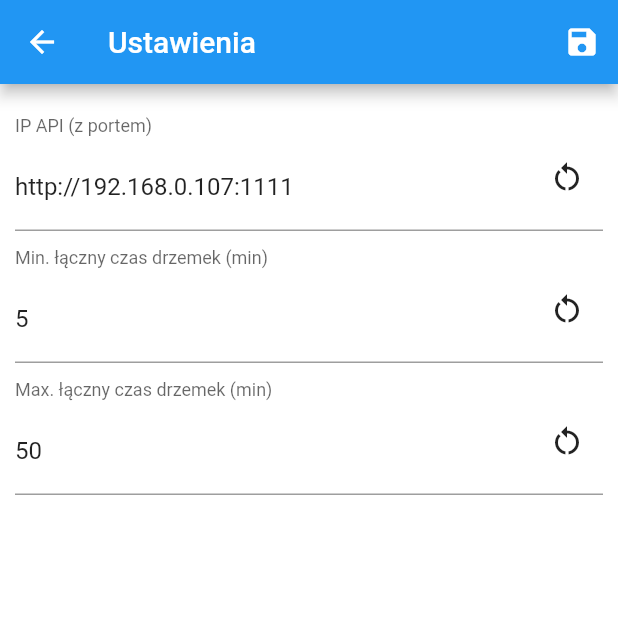
After one commit to Arciiix/Buzzine, a Flutter app: the screen it shows after launch, after a tap on "Zmień ustawienia", on a phone screen of 412 x 824 dp, the top half of it. The commit adds this screen. Run offline on Flutter 3.47's test engine with Material 2 defaults, Android fonts, the light colour scheme and no system bars; our stand-ins replace carousel_slider, shared_preferences.

Commit message:
Settings screen (mobile)

```diff
--- a/mobile/lib/screens/alarm_form.dart
+++ b/mobile/lib/screens/alarm_form.dart
@@ -5,6 +5,7 @@ import 'package:buzzine/types/Audio.dart';
 import 'package:buzzine/types/Repeat.dart';
 import 'package:buzzine/utils/formatting.dart';
 import "package:flutter/material.dart";
+import 'package:shared_preferences/shared_preferences.dart';
 
 class AlarmForm extends StatefulWidget {
   final Alarm? baseAlarm;
@@ -35,6 +36,9 @@ class _AlarmFormState extends State<AlarmForm> {
 
   bool _isRepeating = false;
   Repeat _repeat = Repeat();
+
+  int _minTotalSnoozeLengthValue = 5;
+  int _maxTotalSnoozeLengthValue = 60;
 
   void getTime() async {
     final TimeOfDay? timePickerResponse = await showTimePicker(
@@ -109,6 +113,28 @@ class _AlarmFormState extends State<AlarmForm> {
     }
   }
 
+  void fetchMinAndMaxTotalSnoozeLengthValue() async {
+    SharedPreferences _prefs = await SharedPreferences.getInstance();
+    int minTotalSnoozeLengthValue =
+        _prefs.getInt("MIN_TOTAL_SNOOZE_TIME_VALUE") ?? 5;
+    int maxTotalSnoozeLengthValue =
+        _prefs.getInt("MAX_TOTAL_SNOOZE_TIME_VALUE") ?? 60;
+
+    //If the min (or max) value of snooze is higher (lower) than the currently set one, change it to the current value - avoid getting an val < min (val > max) error
+    setState(() {
+      _minTotalSnoozeLengthValue =
+          ((_maxTotalSnoozeLength ?? minTotalSnoozeLengthValue) <
+                  minTotalSnoozeLengthValue
+              ? _maxTotalSnoozeLength
+              : minTotalSnoozeLengthValue)!;
+      _maxTotalSnoozeLengthValue =
+          ((_maxTotalSnoozeLength ?? maxTotalSnoozeLengthValue) >
+                  maxTotalSnoozeLengthValue
+              ? _maxTotalSnoozeLength
+              : maxTotalSnoozeLengthValue)!;
+    });
+  }
+
   @override
   void initState() {
     super.initState();
@@ -126,6 +152,7 @@ class _AlarmFormState extends State<AlarmForm> {
       _repeat = widget.baseAlarm?.repeat ?? Repeat();
     }
     calculateRemainingTime();
+    fetchMinAndMaxTotalSnoozeLengthValue();
   }
 
   @override
@@ -235,8 +262,8 @@ class _AlarmFormState extends State<AlarmForm> {
                                     "Maksymalny łączny czas drzemek",
                                   )),
                               Slider(
-                                min: 5,
-                                max: 30,
+                                min: _minTotalSnoozeLengthValue.toDouble(),
+                                max: _maxTotalSnoozeLengthValue.toDouble(),
                                 onChanged: (double value) {
                                   setState(() {
                                     _maxTotalSnoozeLength = value.toInt();
--- a/mobile/lib/screens/home_page.dart
+++ b/mobile/lib/screens/home_page.dart
@@ -4,6 +4,7 @@ import 'package:buzzine/globalData.dart';
 import 'package:buzzine/screens/alarm_list.dart';
 import 'package:buzzine/screens/audio_manager.dart';
 import 'package:buzzine/screens/loading.dart';
+import 'package:buzzine/screens/settings.dart';
 import 'package:buzzine/types/Alarm.dart';
 import 'package:flutter/material.dart';
 
@@ -30,6 +31,11 @@ class _HomePageState extends State<HomePage> {
   void navigateToAudioManager() {
     Navigator.of(context).push(MaterialPageRoute(
         builder: (context) => const AudioManager(selectAudio: false)));
+  }
+
+  void navigateToSettings() {
+    Navigator.of(context)
+        .push(MaterialPageRoute(builder: (context) => const Settings()));
   }
 
   @override
@@ -135,7 +141,27 @@ class _HomePageState extends State<HomePage> {
                                         const Text("Ilość audio",
                                             style: TextStyle(fontSize: 24))
                                       ],
-                                    )))
+                                    ))),
+                            const Padding(
+                                padding: EdgeInsets.all(5),
+                                child: Text("⚙️ Ustawienia",
+                                    style: TextStyle(
+                                        fontSize: 24, color: Colors.white))),
+                            InkWell(
+                                onTap: navigateToSettings,
+                                child: Container(
+                                    width:
+                                        MediaQuery.of(context).size.width * 0.9,
+                                    height: 50,
+                                    padding: const EdgeInsets.all(10),
+                                    margin: const EdgeInsets.all(5),
+                                    decoration: BoxDecoration(
+                                      color: Colors.white,
+                                      borderRadius: BorderRadius.circular(5),
+                                    ),
+                                    child: const Center(
+                                        child: Text("Zmień ustawienia",
+                                            style: TextStyle(fontSize: 24)))))
                           ],
                         ),
                       )))));
--- /dev/null
+++ b/mobile/lib/screens/settings.dart
@@ -0,0 +1,168 @@
+import "package:flutter/material.dart";
+import 'package:flutter/services.dart';
+import 'package:shared_preferences/shared_preferences.dart';
+
+class Settings extends StatefulWidget {
+  const Settings({Key? key}) : super(key: key);
+
+  @override
+  _SettingsState createState() => _SettingsState();
+}
+
+class _SettingsState extends State<Settings> {
+  bool _isLoaded = false;
+  late final SharedPreferences _prefsInstance;
+
+  final GlobalKey<FormState> _formKey = GlobalKey<FormState>();
+
+  TextEditingController _minTotalSnoozeTimeValueController =
+      TextEditingController();
+  TextEditingController _maxTotalSnoozeTimeValueController =
+      TextEditingController();
+  TextEditingController _APIServerIPController = TextEditingController();
+
+  @override
+  void initState() {
+    fetchSettings();
+  }
+
+  Future<void> fetchSettings() async {
+    _prefsInstance = await SharedPreferences.getInstance();
+
+    setState(() {
+      _isLoaded = true;
+      _minTotalSnoozeTimeValueController.text =
+          (_prefsInstance.getInt('MIN_TOTAL_SNOOZE_TIME_VALUE') ?? 5)
+              .toString();
+      _maxTotalSnoozeTimeValueController.text =
+          (_prefsInstance.getInt('MAX_TOTAL_SNOOZE_TIME_VALUE') ?? 50)
+              .toString();
+      _APIServerIPController.text = _prefsInstance.getString("API_SERVER_IP") ??
+          "http://192.168.0.107:1111"; //DEV TODO: Change it
+    });
+  }
+
+  void handleSave() {
+    if (_formKey.currentState!.validate()) {
+      _prefsInstance.setInt("MIN_TOTAL_SNOOZE_TIME_VALUE",
+          int.tryParse(_minTotalSnoozeTimeValueController.text) ?? 5);
+      _prefsInstance.setInt("MAX_TOTAL_SNOOZE_TIME_VALUE",
+          int.tryParse(_maxTotalSnoozeTimeValueController.text) ?? 60);
+      _prefsInstance.setString("API_SERVER_IP", _APIServerIPController.text);
+      Navigator.of(context).pop();
+    }
+  }
+
+  @override
+  Widget build(BuildContext context) {
+    return WillPopScope(
+        onWillPop: () async {
+          bool? response = await showDialog<bool>(
+              context: context,
+              builder: (c) => AlertDialog(
+                    title: const Text("Czy na pewno chcesz wyjść?"),
+                    content: const Text(
+                        "Jeżeli zmieniłeś jakieś ustawienia, nie zostaną one zapisane - użyj przycisku zapisu, aby wyjść."),
+                    actions: [
+                      TextButton(
+                          child: const Text("Nie"),
+                          onPressed: () => Navigator.of(c).pop(false)),
+                      TextButton(
+                          child: const Text("Tak"),
+                          onPressed: () => Navigator.of(c).pop(true)),
+                    ],
+                  ));
+          return response ?? true;
+        },
+        child: Scaffold(
+            appBar: AppBar(
+              title: const Text("Ustawienia"),
+              actions: [
+                IconButton(
+                  icon: const Icon(Icons.save),
+                  onPressed: handleSave,
+                )
+              ],
+            ),
+            backgroundColor: Colors.white,
+            body: Form(
+                key: _formKey,
+                child: Padding(
+                    padding: EdgeInsets.all(10),
+                    child: Column(
+                      children: [
+                        TextFormField(
+                          controller: _APIServerIPController,
+                          validator: (val) {
+                            return RegExp(
+                                        r"^http(s)?:\/\/*(([0-9]|[1-9][0-9]|1[0-9]{2}|2[0-4][0-9]|25[0-5])\.){3}([0-9]|[1-9][0-9]|1[0-9]{2}|2[0-4][0-9]|25[0-5]):[0-9]+$")
+                                    .hasMatch(val ?? "")
+                                ? null
+                                : "Zły format adresu IP - pamiętaj, aby podać port i protokół (https lub http)";
+                          },
+                          decoration: InputDecoration(
+                              label: const Text("IP API (z portem)"),
+                              hintText: "http://xxx.xxx.x.x:1111",
+                              floatingLabelBehavior:
+                                  FloatingLabelBehavior.always,
+                              suffix: IconButton(
+                                icon: const Icon(Icons.restart_alt),
+                                onPressed: () => _APIServerIPController.text =
+                                    _prefsInstance.getString("API_SERVER_IP") ??
+                                        "http://192.168.0.107:1111",
+                              )),
+                        ),
+                        TextFormField(
+                          controller: _minTotalSnoozeTimeValueController,
+                          keyboardType: TextInputType.number,
+                          inputFormatters: [
+                            FilteringTextInputFormatter.allow(RegExp(r"[0-9]"))
+                          ],
+                          validator: (val) => int.tryParse(val ?? '') != null
+                              ? null
+                              : "Podaj poprawną liczbę całkowitą",
+                          decoration: InputDecoration(
+                              label:
+                                  const Text("Min. łączny czas drzemek (min)"),
+                              hintText: "5",
+                              floatingLabelBehavior:
+                                  FloatingLabelBehavior.always,
+                              suffix: IconButton(
+                                icon: const Icon(Icons.restart_alt),
+                                onPressed: () =>
+                                    _minTotalSnoozeTimeValueController
+                                        .text = (_prefsInstance.getInt(
+                                                'MIN_TOTAL_SNOOZE_TIME_VALUE') ??
+                                            5)
+                                        .toString(),
+                              )),
+                        ),
+                        TextFormField(
+                          controller: _maxTotalSnoozeTimeValueController,
+                          keyboardType: TextInputType.number,
+                          inputFormatters: [
+                            FilteringTextInputFormatter.allow(RegExp(r"[0-9]"))
+                          ],
+                          validator: (val) => int.tryParse(val ?? '') != null
+                              ? null
+                              : "Podaj poprawną liczbę całkowitą",
+                          decoration: InputDecoration(
+                              label:
+                                  const Text("Max. łączny czas drzemek (min)"),
+                              hintText: "60",
+                              floatingLabelBehavior:
+                                  FloatingLabelBehavior.always,
+                              suffix: IconButton(
+                                icon: const Icon(Icons.restart_alt),
+                                onPressed: () =>
+                                    _maxTotalSnoozeTimeValueController
+                                        .text = (_prefsInstance.getInt(
+                                                'MAX_TOTAL_SNOOZE_TIME_VALUE') ??
+                                            60)
+                                        .toString(),
+                              )),
+                        ),
+                      ],
+                    )))));
+  }
+}
--- a/mobile/pubspec.yaml
+++ b/mobile/pubspec.yaml
@@ -36,6 +36,7 @@ dependencies:
   cupertino_icons: ^1.0.2
   carousel_slider: ^4.0.0
   http: ^0.13.4
+  shared_preferences: ^2.0.11
 
 dev_dependencies:
   flutter_test:
```
Also changed, not shown: mobile/pubspec.lock.
